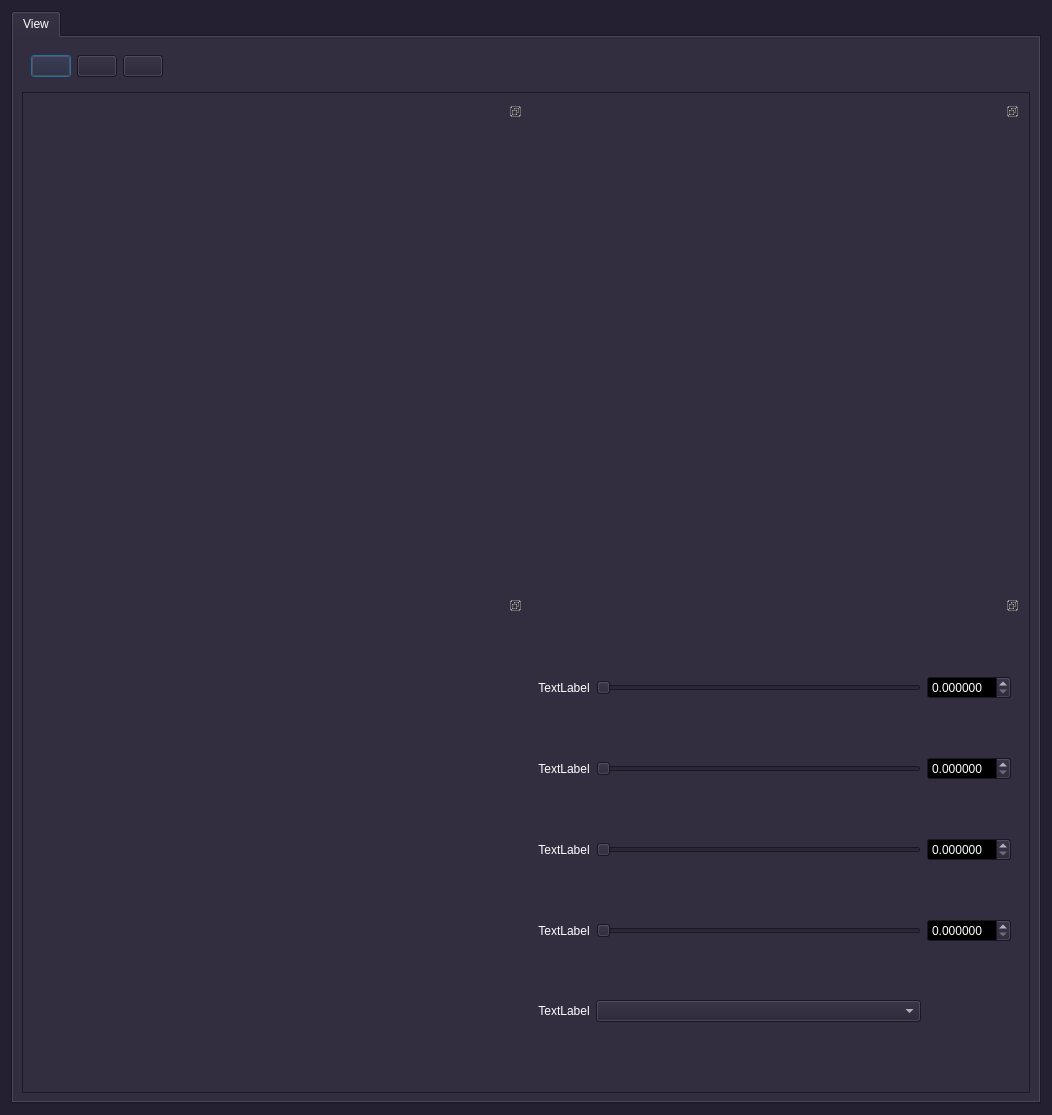
Before: the Qt Designer form app/ui/dashboard.ui in widev3/wide3, drawn with Qt 5.
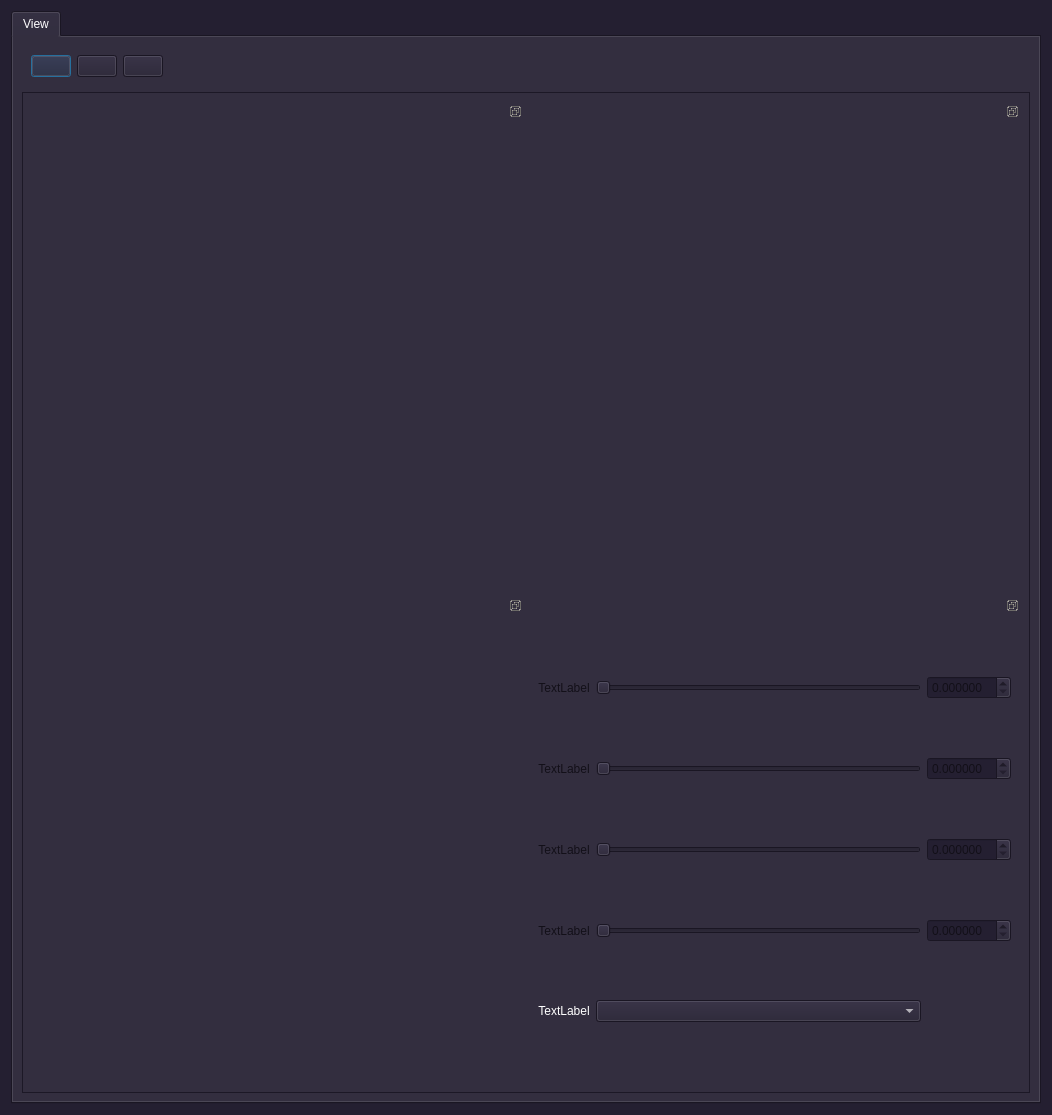
After: the same form once the commit is applied.

The edit to the form file:
```diff
--- a/app/ui/dashboard.ui
+++ b/app/ui/dashboard.ui
@@ -584,6 +584,9 @@
              <layout class="QGridLayout" name="gridLayout_4">
               <item row="3" column="0">
                <widget class="QLabel" name="labelMax">
+                <property name="enabled">
+                 <bool>false</bool>
+                </property>
                 <property name="text">
                  <string>TextLabel</string>
                 </property>
@@ -594,6 +597,9 @@
               </item>
               <item row="0" column="0">
                <widget class="QLabel" name="labelCenter">
+                <property name="enabled">
+                 <bool>false</bool>
+                </property>
                 <property name="text">
                  <string>TextLabel</string>
                 </property>
@@ -634,6 +640,9 @@
               </item>
               <item row="2" column="0">
                <widget class="QLabel" name="labelMin">
+                <property name="enabled">
+                 <bool>false</bool>
+                </property>
                 <property name="text">
                  <string>TextLabel</string>
                 </property>
@@ -654,6 +663,9 @@
               </item>
               <item row="1" column="0">
                <widget class="QLabel" name="labelSpan">
+                <property name="enabled">
+                 <bool>false</bool>
+                </property>
                 <property name="text">
                  <string>TextLabel</string>
                 </property>
@@ -677,6 +689,9 @@
               </item>
               <item row="0" column="4">
                <widget class="QDoubleSpinBox" name="doubleSpinBoxCenter">
+                <property name="enabled">
+                 <bool>false</bool>
+                </property>
                 <property name="decimals">
                  <number>6</number>
                 </property>
@@ -684,6 +699,9 @@
               </item>
               <item row="1" column="4">
                <widget class="QDoubleSpinBox" name="doubleSpinBoxSpan">
+                <property name="enabled">
+                 <bool>false</bool>
+                </property>
                 <property name="decimals">
                  <number>6</number>
                 </property>
@@ -691,6 +709,9 @@
               </item>
               <item row="2" column="4">
                <widget class="QDoubleSpinBox" name="doubleSpinBoxMin">
+                <property name="enabled">
+                 <bool>false</bool>
+                </property>
                 <property name="decimals">
                  <number>6</number>
                 </property>
@@ -698,6 +719,9 @@
               </item>
               <item row="3" column="4">
                <widget class="QDoubleSpinBox" name="doubleSpinBoxMax">
+                <property name="enabled">
+                 <bool>false</bool>
+                </property>
                 <property name="decimals">
                  <number>6</number>
                 </property>
```
Left out of the diff: 12 changed lines with no effect on the pictures.
